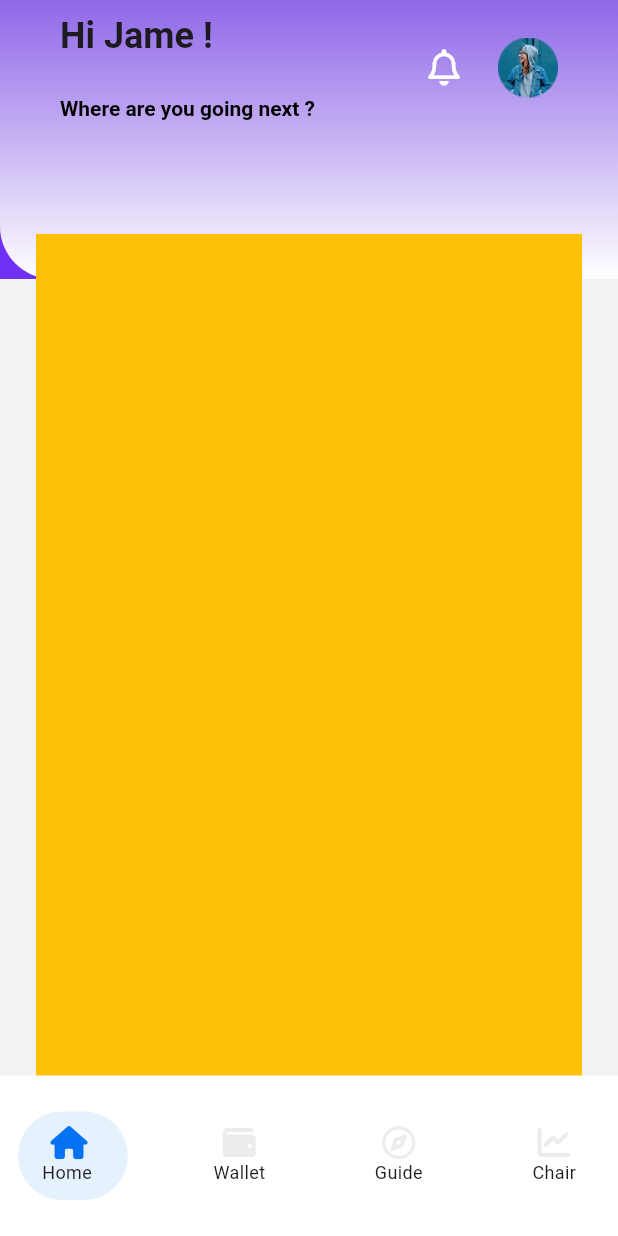
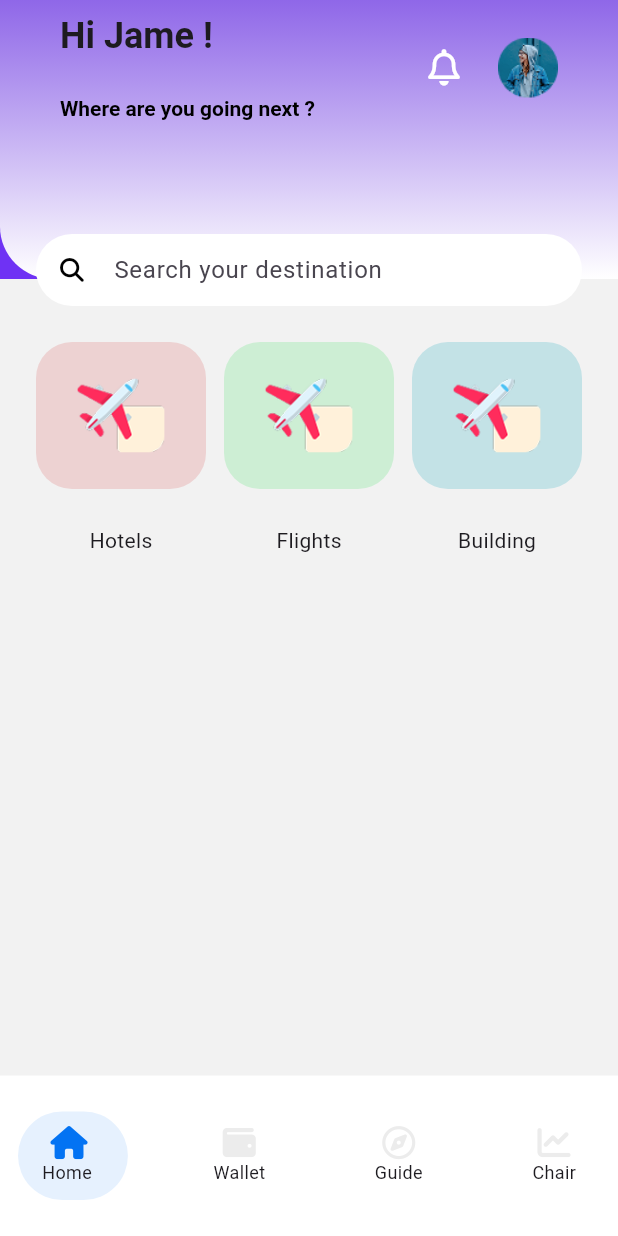
Before and after one commit to XuanDung9/Flutter_TravelApp, a Flutter app: the FontScreen screen opened by its route, on a phone screen of 412 x 824 dp. Run offline on Flutter 3.47's test engine with Material 3 defaults, Android fonts, the phone set to English and light mode, and no system bars; drawn by our look-alikes of salomon_bottom_bar; our stand-ins replace font_awesome_flutter, hive_flutter; accounts and stored records are empty.

Commit message:
Hotel booking screeen

```diff
--- a/travel_app/lib/core/helpers/asset_helper.dart
+++ b/travel_app/lib/core/helpers/asset_helper.dart
@@ -1,8 +1,13 @@
 class AssetHelper {
   static final String imagePath = "assets/images/";
+  static final String iconPath = "assets/icons/";
   static final String BackgroundApp = imagePath + 'HawkeyeTravelApp.png';
   static final String StartPage1 = imagePath + 'start_page_1.png';
   static final String StartPage2 = imagePath + 'start_page_2.png';
   static final String StartPage3 = imagePath + 'start_page_3.png';
   static final String avatar = imagePath + 'avatar.png';
+  static final String flyIcon = iconPath + 'airplane.png';
+  static final String locationIcon = 'assets/icons/location.png';
+  static final String bedIcon = iconPath + 'bed.png';
+  static final String calendarIcon = iconPath + 'calendar.png';
 }
--- a/travel_app/lib/repesentattion/screens/font_screen.dart
+++ b/travel_app/lib/repesentattion/screens/font_screen.dart
@@ -3,6 +3,7 @@ import 'package:flutter/widgets.dart';
 import 'package:font_awesome_flutter/font_awesome_flutter.dart';
 import 'package:salomon_bottom_bar/salomon_bottom_bar.dart';
 import 'package:travel_app/core/constants/color_constant.dart';
+import 'package:travel_app/core/helpers/asset_helper.dart';
 import 'package:travel_app/repesentattion/screens/home_screen.dart';
 
 class FontScreen extends StatefulWidget {
@@ -74,6 +75,7 @@ class _FontScreenState extends State<FontScreen> {
             icon: Column(
               mainAxisSize: MainAxisSize.min,
               children: [
+                //Image.asset(AssetHelper.flyIcon),
                 Icon(FontAwesomeIcons.chartLine, size: 22),
                 Text('Chair', style: TextStyle(fontSize: 12)),
               ],
--- a/travel_app/lib/repesentattion/screens/home_screen.dart
+++ b/travel_app/lib/repesentattion/screens/home_screen.dart
@@ -1,11 +1,12 @@
 import 'dart:math';
-
 import 'package:flutter/material.dart';
 import 'package:font_awesome_flutter/font_awesome_flutter.dart';
 import 'package:travel_app/core/constants/color_constant.dart';
 import 'package:travel_app/core/constants/textstyle_constant.dart';
 import 'package:travel_app/core/helpers/asset_helper.dart';
 import 'package:travel_app/core/helpers/image_helper.dart';
+import 'package:travel_app/repesentattion/screens/hotel_booking_screen.dart';
+import 'package:travel_app/repesentattion/screens/hotel_screen.dart';
 import 'package:travel_app/repesentattion/widgets/app_bar_container.dart';
 
 class HomeScreen extends StatefulWidget {
@@ -16,6 +17,32 @@ class HomeScreen extends StatefulWidget {
 }
 
 class _HomeScreenState extends State<HomeScreen> {
+  Widget _buildItemCategory(
+    Widget icon,
+    Color color,
+    Function() onTap,
+    String title,
+  ) {
+    return GestureDetector(
+      onTap: onTap,
+      child: Column(
+        children: [
+          Container(
+            width: double.infinity,
+            padding: EdgeInsets.symmetric(vertical: 24),
+            decoration: BoxDecoration(
+              color: color.withOpacity(0.2),
+              borderRadius: BorderRadius.circular(24),
+            ),
+            child: icon,
+          ),
+          SizedBox(height: 24),
+          Text(title),
+        ],
+      ),
+    );
+  }
+
   @override
   Widget build(BuildContext context) {
     return AppBarContainer(
@@ -25,7 +52,7 @@ class _HomeScreenState extends State<HomeScreen> {
           children: [
             Column(
               crossAxisAlignment: CrossAxisAlignment.start,
-              children: const [
+              children: [
                 Text(
                   'Hi Jame !',
                   style: TextStyle(fontWeight: FontWeight.bold, fontSize: 24),
@@ -56,7 +83,77 @@ class _HomeScreenState extends State<HomeScreen> {
           ],
         ),
       ),
-      child: Container(color: Colors.amber),
+      child: Column(
+        children: [
+          TextField(
+            decoration: InputDecoration(
+              hintText: 'Search your destination',
+              prefixIcon: Padding(
+                padding: EdgeInsets.all(12),
+                child: Icon(
+                  FontAwesomeIcons.magnifyingGlass,
+                  color: Colors.black,
+                  size: 16,
+                ),
+              ),
+              filled: true,
+              fillColor: Colors.white,
+              border: OutlineInputBorder(
+                borderSide: BorderSide.none,
+                borderRadius: BorderRadius.all(Radius.circular(24)),
+              ),
+              contentPadding: EdgeInsets.symmetric(horizontal: 24),
+            ),
+          ),
+          SizedBox(height: 24),
+          Row(
+            children: [
+              Expanded(
+                child: _buildItemCategory(
+                  ImageHelper.loadFromAsset(
+                    AssetHelper.flyIcon,
+                    width: 50,
+                    height: 50,
+                  ),
+                  Color.fromARGB(255, 215, 84, 84),
+                  () {
+                    Navigator.of(
+                      context,
+                    ).pushNamed(HotelBookingScreen.routerName);
+                  },
+                  'Hotels',
+                ),
+              ),
+              SizedBox(width: 12),
+              Expanded(
+                child: _buildItemCategory(
+                  ImageHelper.loadFromAsset(
+                    AssetHelper.flyIcon,
+                    width: 50,
+                    height: 50,
+                  ),
+                  Color.fromARGB(255, 57, 223, 93),
+                  () {},
+                  'Flights',
+                ),
+              ),
+              SizedBox(width: 12),
+              Expanded(
+                child: _buildItemCategory(
+                  ImageHelper.loadFromAsset(
+                    AssetHelper.flyIcon,
+                    width: 50,
+                    height: 50,
+                  ),
+                  Color.fromARGB(255, 6, 160, 184),
+                  () {},
+                  'Building',
+                ),
+              ),
+            ],
+          ),
+        ],
+      ),
     );
   }
 }
--- a/travel_app/lib/router.dart
+++ b/travel_app/lib/router.dart
@@ -1,5 +1,7 @@
 import 'package:flutter/material.dart';
 import 'package:travel_app/repesentattion/screens/font_screen.dart';
+import 'package:travel_app/repesentattion/screens/hotel_booking_screen.dart';
+import 'package:travel_app/repesentattion/screens/hotel_screen.dart';
 import 'package:travel_app/repesentattion/screens/splash_screen.dart';
 import 'package:travel_app/repesentattion/screens/start_screen_1.dart';
 
@@ -7,4 +9,6 @@ final Map<String, WidgetBuilder> routers = {
   SplashScreen.routerName: (context) => const SplashScreen(),
   StartScreen1.routerName: (context) => const StartScreen1(),
   FontScreen.routerName: (context) => const FontScreen(),
+  HotelScreen.routerName: (context) => const HotelScreen(),
+  HotelBookingScreen.routerName: (context) => const HotelBookingScreen(),
 };
```
Also changed, not shown: travel_app/lib/repesentattion/screens/hotel_booking_screen.dart (added, +59 -0 lines), travel_app/lib/repesentattion/screens/hotel_screen.dart (added, +16 -0 lines), travel_app/lib/repesentattion/widgets/button_widget.dart (added, +34 -0 lines), travel_app/lib/repesentattion/widgets/item_booking_widget.dart (added, +47 -0 lines), travel_app/assets/icons/airplane.png (added), travel_app/assets/icons/bed.png (added), travel_app/assets/icons/calendar.png (added), travel_app/assets/icons/location.png (added).
